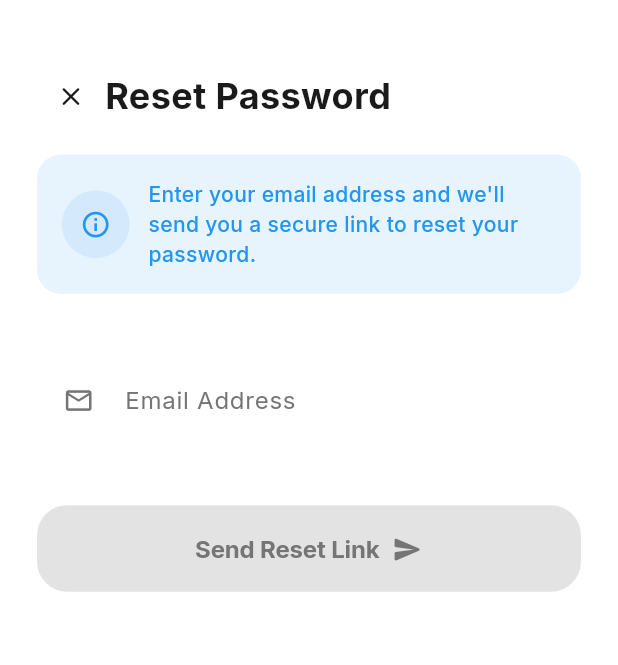
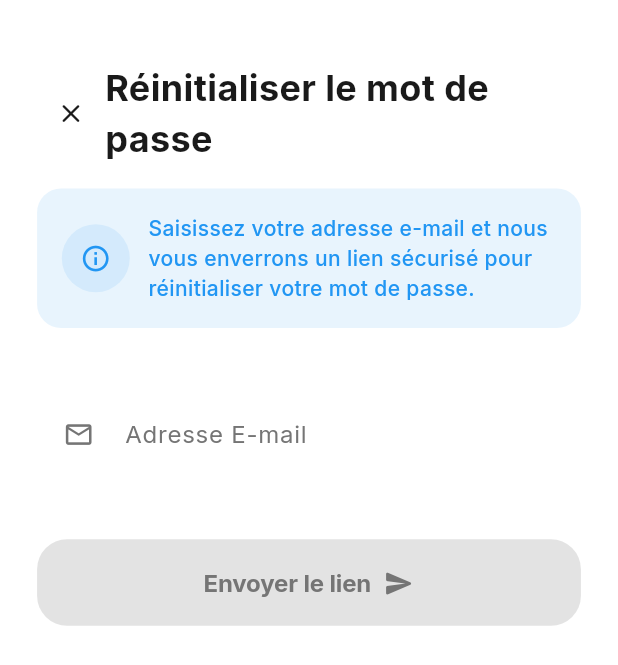
Before and after one commit to newBie974/app-calorie-tracker, a Flutter app: the ForgotPasswordModal widget shown alone on an empty page, opened directly, on a phone screen of 412 x 824 dp. Shown: the top 665 px of the screen. Run offline on Flutter 3.47's test engine with Material 3 defaults, Android fonts, the phone set to English and light mode, and no system bars; our stand-ins replace cached_network_image, connectivity_plus, dio, fl_chart, flutter_animate, flutter_svg and 6 more; missing offline and left inert: mobile_scanner, record; accounts and stored records are empty; network calls fail.

Commit message:
feat(ok): functional flow

```diff
--- a/lib/presentation/authentication_screens/widgets/forgot_password_modal.dart
+++ b/lib/presentation/authentication_screens/widgets/forgot_password_modal.dart
@@ -113,9 +113,9 @@ class _ForgotPasswordModalState extends State<ForgotPasswordModal>
   void _validateEmail(String value) {
     setState(() {
       if (value.isEmpty) {
-        _emailError = 'Email is required';
+        _emailError = 'L\'adresse e-mail est requise';
       } else if (!RegExp(r'^[\w-\.]+@([\w-]+\.)+[\w-]{2,4}$').hasMatch(value)) {
-        _emailError = 'Please enter a valid email address';
+        _emailError = 'Veuillez saisir une adresse e-mail valide';
       } else {
         _emailError = null;
       }
@@ -136,9 +136,12 @@ class _ForgotPasswordModalState extends State<ForgotPasswordModal>
     setState(() => _isLoading = true);
 
     try {
-      // Mock password reset - replace with actual password reset logic
-      await Future.delayed(const Duration(seconds: 2));
+      // Use AuthService for password reset
+      final authService = AuthDI.authService;
+      final result =
+          await authService.resetPassword(_emailController.text.trim());
 
+      if (result.isSuccess) {
         setState(() {
           _emailSent = true;
           _isLoading = false;
@@ -152,9 +155,15 @@ class _ForgotPasswordModalState extends State<ForgotPasswordModal>
             Navigator.of(context).pop();
           }
         });
+      } else {
+        setState(() => _isLoading = false);
+        _showErrorMessage(result.message ??
+            'Erreur lors de l\'envoi de l\'e-mail de réinitialisation');
+      }
     } catch (e) {
       setState(() => _isLoading = false);
-      _showErrorMessage('Failed to send reset email. Please try again.');
+      _showErrorMessage(
+          'Erreur lors de l\'envoi de l\'e-mail de réinitialisation. Veuillez réessayer.');
     }
   }
 
@@ -245,7 +254,9 @@ class _ForgotPasswordModalState extends State<ForgotPasswordModal>
                       ),
                     Expanded(
                       child: Text(
-                        _emailSent ? 'Check Your Email!' : 'Reset Password',
+                        _emailSent
+                            ? 'Vérifiez votre e-mail !'
+                            : 'Réinitialiser le mot de passe',
                         style: GoogleFonts.inter(
                           fontSize: 24,
                           fontWeight: FontWeight.w700,
@@ -285,7 +296,7 @@ class _ForgotPasswordModalState extends State<ForgotPasswordModal>
                       SizedBox(width: 3.w),
                       Expanded(
                         child: Text(
-                          'Enter your email address and we\'ll send you a secure link to reset your password.',
+                          'Saisissez votre adresse e-mail et nous vous enverrons un lien sécurisé pour réinitialiser votre mot de passe.',
                           style: GoogleFonts.inter(
                             fontSize: 14,
                             color: AppTheme.accentBlue,
@@ -331,8 +342,8 @@ class _ForgotPasswordModalState extends State<ForgotPasswordModal>
                             color: theme.colorScheme.onSurface,
                           ),
                           decoration: InputDecoration(
-                            labelText: 'Email Address',
-                            hintText: 'Enter your email',
+                            labelText: 'Adresse E-mail',
+                            hintText: 'Saisissez votre e-mail',
                             prefixIcon: Padding(
                               padding: EdgeInsets.all(4.w),
                               child: Icon(
@@ -440,7 +451,7 @@ class _ForgotPasswordModalState extends State<ForgotPasswordModal>
                               mainAxisAlignment: MainAxisAlignment.center,
                               children: [
                                 Text(
-                                  'Send Reset Link',
+                                  'Envoyer le lien',
                                   style: GoogleFonts.inter(
                                     fontSize: 16,
                                     color: _isFormValid && !_isLoading
@@ -502,7 +513,7 @@ class _ForgotPasswordModalState extends State<ForgotPasswordModal>
                         child: Column(
                           children: [
                             Text(
-                              'Reset link sent successfully!',
+                              'Lien de réinitialisation envoyé !',
                               style: GoogleFonts.inter(
                                 fontSize: 18,
                                 fontWeight: FontWeight.w700,
@@ -512,7 +523,7 @@ class _ForgotPasswordModalState extends State<ForgotPasswordModal>
                             ),
                             SizedBox(height: 2.h),
                             Text(
-                              'We\'ve sent a password reset link to:',
+                              'Nous avons envoyé un lien de réinitialisation à :',
                               style: GoogleFonts.inter(
                                 fontSize: 14,
                                 color: AppTheme.primaryGreenDark.withAlpha(204),
@@ -542,7 +553,7 @@ class _ForgotPasswordModalState extends State<ForgotPasswordModal>
                             ),
                             SizedBox(height: 2.h),
                             Text(
-                              'Check your email and click the link to reset your password. This window will close automatically.',
+                              'Vérifiez votre e-mail et cliquez sur le lien pour réinitialiser votre mot de passe. Cette fenêtre se fermera automatiquement.',
                               style: GoogleFonts.inter(
                                 fontSize: 13,
                                 color: AppTheme.primaryGreenDark.withAlpha(179),
--- a/lib/presentation/main_navigation/main_navigation_screen.dart
+++ b/lib/presentation/main_navigation/main_navigation_screen.dart
@@ -1,6 +1,7 @@
 import 'package:flutter/material.dart';
 import 'package:flutter/services.dart';
 
+import '../../core/app_export.dart';
 import '../../theme/app_theme.dart';
 import '../../widgets/custom_bottom_bar.dart';
 import '../ai_chat/ai_chat_screen.dart';
```
Also changed, not shown: lib/core/app_export.dart (+8 -0 lines), lib/main.dart (+42 -1 lines), lib/presentation/authentication_screens/widgets/login_form_widget.dart (+10 -9 lines), lib/presentation/authentication_screens/widgets/register_form_widget.dart (+16 -9 lines). Lines whose indentation alone changed are shown as unchanged.
